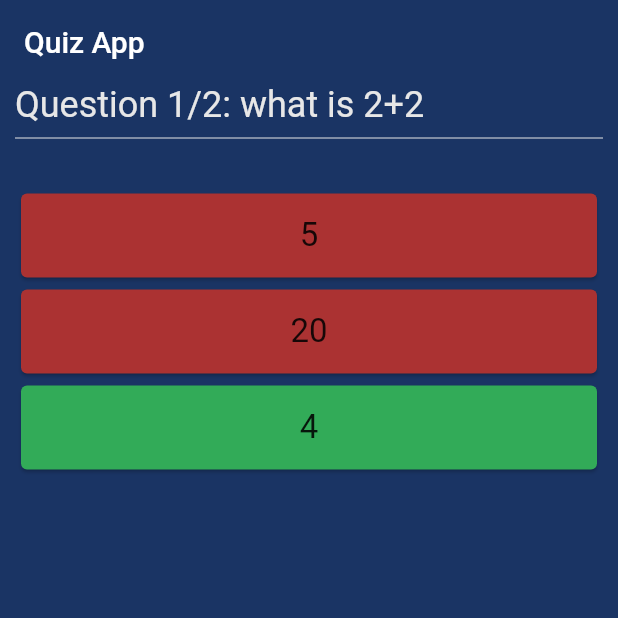
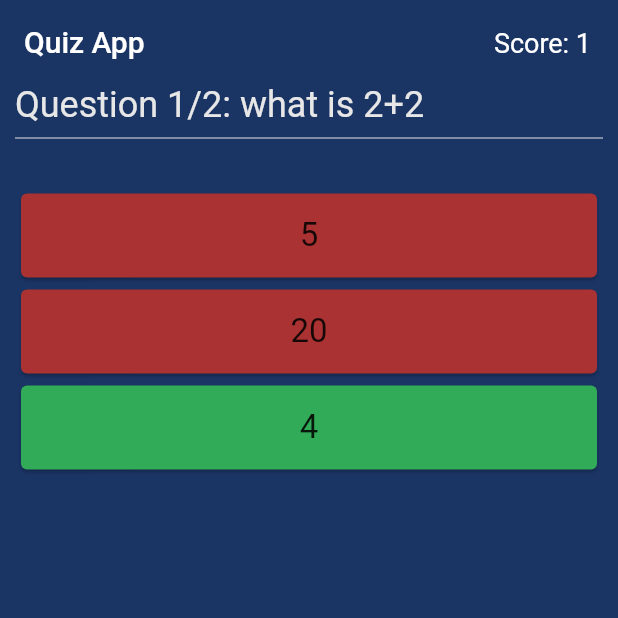
Before and after one commit to Zeineb-Boujmil/Quiz-Application, a Flutter app: the screen it shows after launch, after a tap on an icon or button, on a phone screen of 412 x 824 dp, the top half of it. Run offline on Flutter 3.47's test engine with Material 2 defaults, Android fonts, the phone set to English and light mode, and no system bars.

Commit message:
finished part 7

```diff
--- a/lib/screens/home-screen.dart
+++ b/lib/screens/home-screen.dart
@@ -24,7 +24,9 @@ class _HomeScreenState extends State<HomeScreen> {
         options: {'5': false, '20': true, '4': false}),
   ];
   int index = 0;
+  int score = 0;
   bool isPressed = false;
+  bool isAlreadySelected = false;
   void nextQuestion() {
     if (index == _questions.length - 1) {
       return;
@@ -33,6 +35,7 @@ class _HomeScreenState extends State<HomeScreen> {
         setState(() {
           index++;
           isPressed = false;
+          isAlreadySelected = false;
         });
       } else {
         ScaffoldMessenger.of(context).showSnackBar(const SnackBar(
@@ -44,10 +47,19 @@ class _HomeScreenState extends State<HomeScreen> {
     }
   }
 
-  void changeColor() {
+  void checkAnswerAndUpdate(bool value) {
+    if (isAlreadySelected){
+      return;
+    } else {
+      if (value)
+        {
+          score ++;
           setState(() {
             isPressed = true;
+            isAlreadySelected = true;
           });
+        }
+    }
   }
 
   @override
@@ -58,6 +70,12 @@ class _HomeScreenState extends State<HomeScreen> {
         title: const Text('Quiz App'),
         backgroundColor: backGround,
         shadowColor: Colors.transparent,
+        actions: [
+          Padding(padding: const EdgeInsets.all(18.0),
+          child: Text('Score: $score',
+          style: const TextStyle(fontSize: 18.0),)
+          )
+        ]
       ),
       body: Container(
         width: double.infinity,
@@ -74,14 +92,16 @@ class _HomeScreenState extends State<HomeScreen> {
             ),
             const SizedBox(height: 25.0),
             for (int i = 0; i < _questions[index].options.length; i++)
-              OptionCard(
+              GestureDetector(
+                onTap:() => checkAnswerAndUpdate(_questions[index].options.values.toList()[i]),
+                child: OptionCard(
                   option: _questions[index].options.keys.toList()[i],
                   color: isPressed
                       ? _questions[index].options.values.toList()[i] == true
                           ? correct
                           : incorrect
                       : neutral,
-                onTap: changeColor,
+                ),
               ),
           ],
         ),
--- a/lib/widgets/option-card.dart
+++ b/lib/widgets/option-card.dart
@@ -2,16 +2,13 @@ import 'package:flutter/material.dart';
 import '../constants.dart';
 
 class OptionCard extends StatelessWidget {
-  const OptionCard({Key? key, required this.option, required this.color, required this.onTap})
+  const OptionCard({Key? key, required this.option, required this.color})
       : super(key: key);
   final String option;
   final Color color;
-  final VoidCallback onTap;
   @override
   Widget build(BuildContext context) {
-    return GestureDetector(
-      onTap: onTap,
-      child: Card(
+    return Card(
       color: color,
       child: ListTile(
           title: Text(
@@ -21,7 +18,6 @@ class OptionCard extends StatelessWidget {
           fontSize: 22.0,
         ),
       )),
-      ),
     );
   }
 }
```
Also changed, not shown: 1 other file. Lines whose indentation alone changed are shown as unchanged.
